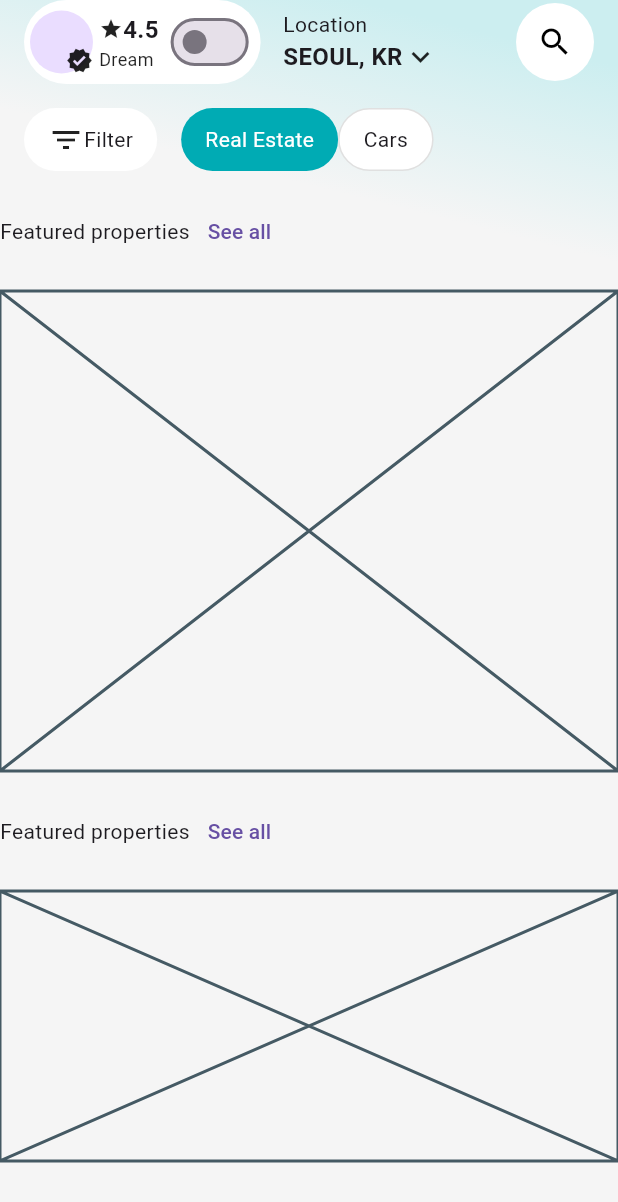
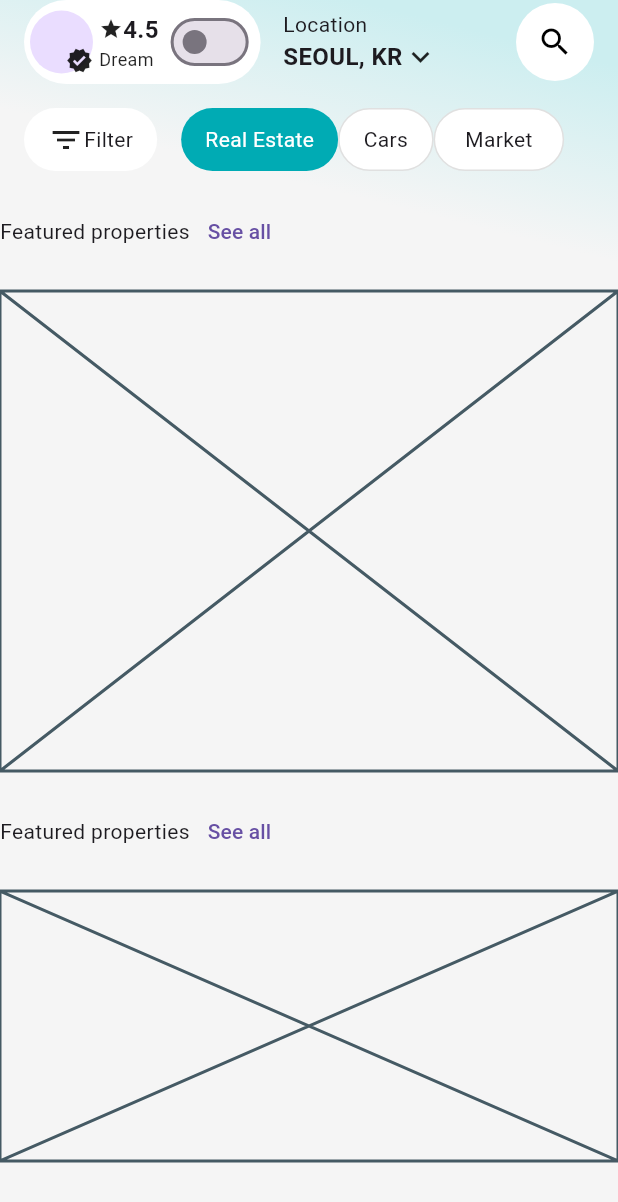
Before and after one commit to JAICHANGPARK/flutter_notebook_chapter_49, a Flutter app: the RealEstateHomePage screen opened directly, on a phone screen of 412 x 824 dp. Shown: the top 1202 px of the screen. Run offline on Flutter 3.47's test engine with Material 3 defaults, Android fonts, the phone set to English and light mode, and no system bars; our stand-ins replace dots_indicator, gap, google_fonts.

Commit message:
Update real_estate_home_page.dart

```diff
--- a/lib/ep2472_real_estate_app/ui/real_estate_home_page.dart
+++ b/lib/ep2472_real_estate_app/ui/real_estate_home_page.dart
@@ -176,6 +176,23 @@ class _RealEstateHomePageState extends State<RealEstateHomePage> {
                             ],
                           ),
                         ),
+                        Container(
+                          decoration: ShapeDecoration(
+                            shape: StadiumBorder(
+                              side: BorderSide(color: Colors.grey[300]!),
+                            ),
+                            color: Colors.white,
+                          ),
+                          padding: EdgeInsets.symmetric(horizontal: 20),
+                          child: Row(
+                            children: [
+                              Text(
+                                "Market",
+                                // style: TextStyle(color: Colors.white),
+                              ),
+                            ],
+                          ),
+                        ),
                       ],
                     ),
                   ),
```
